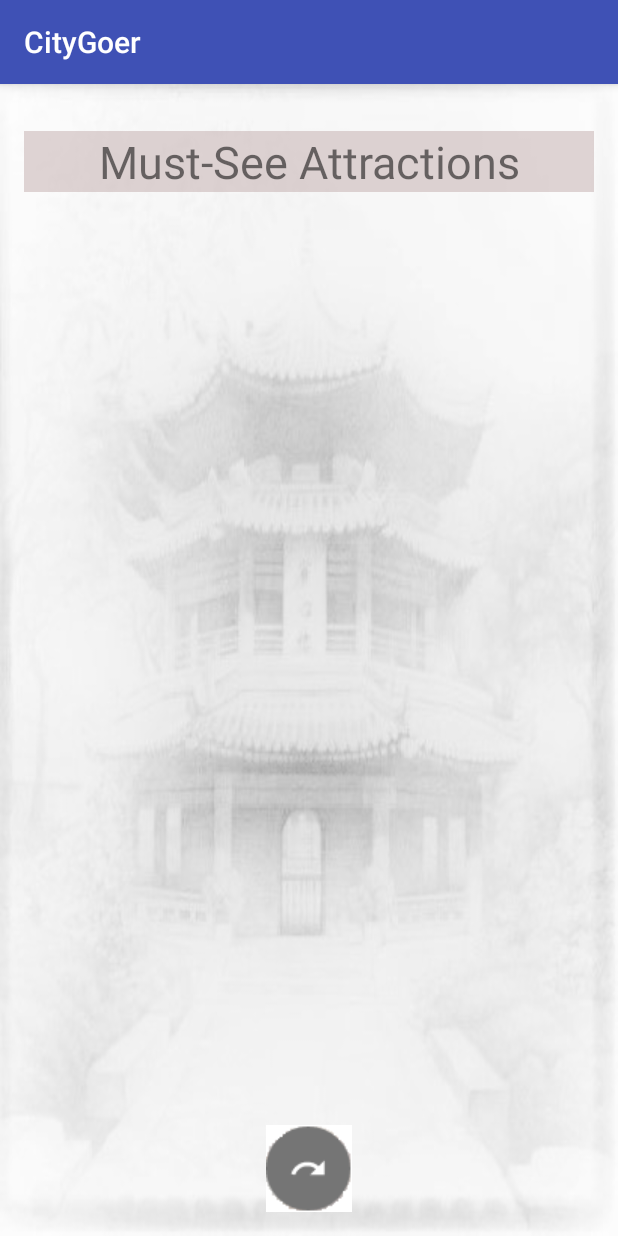
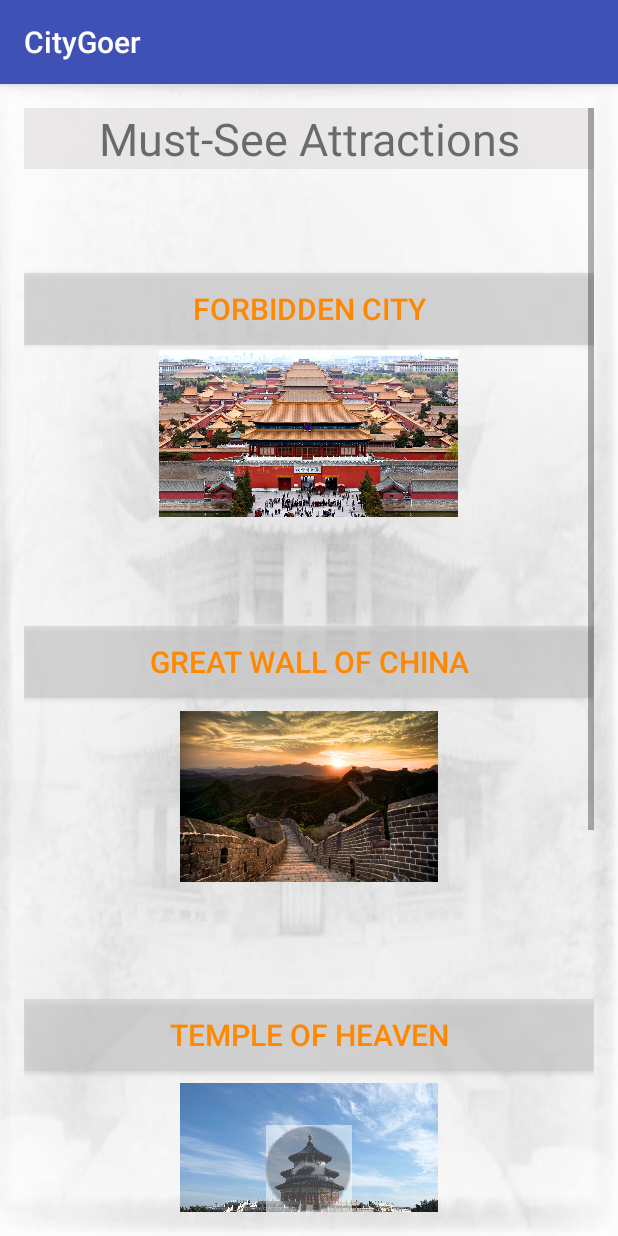
Before and after one commit to paceuniversity/CS3892017team1, an Android app: the attractionActivity screen opened directly, with no data from a screen before it, on a phone screen of 412 x 824 dp. Run offline under Robolectric (Android 15) with nearby library versions, the phone set to English and light mode, and no system bars.

Commit message:
8th Commit:  Attraction activity with  Scroll View, Pictures, nice Buttons

```diff
--- a/app/src/main/res/layout/activity_attraction.xml
+++ b/app/src/main/res/layout/activity_attraction.xml
@@ -12,6 +12,122 @@
     android:paddingTop="@dimen/activity_vertical_margin"
     tools:context="com.example.jacksonhoang.citygoer.MainActivity">
 
+    <ScrollView
+        android:id="@+id/scrollView"
+        android:layout_width="fill_parent"
+        android:layout_height="fill_parent"
+        android:layout_alignParentStart="true"
+        android:layout_centerVertical="true">
+
+        <LinearLayout
+            android:layout_width="match_parent"
+            android:layout_height="match_parent"
+            android:orientation="vertical"
+            android:weightSum="1">
+
+            <TextView
+                android:id="@+id/titleAttractions"
+                android:layout_width="match_parent"
+                android:layout_height="wrap_content"
+
+                android:layout_alignParentStart="true"
+                android:layout_alignParentTop="true"
+                android:background="#80d9d6d6"
+                android:text="Must-See Attractions"
+                android:textAlignment="center"
+                android:textSize="30dp" />
+
+
+            <Button
+                android:id="@+id/forbiddenCity"
+                android:layout_width="match_parent"
+                android:layout_height="wrap_content"
+                android:layout_alignParentStart="true"
+                android:layout_marginTop="69dp"
+                android:background="#80cac7c7"
+                android:text="Forbidden City"
+                android:textColor="#ff8800"
+                android:textSize="20dp" />
+
+            <ImageView
+                android:id="@+id/imageView"
+                android:layout_width="199dp"
+                android:layout_height="118dp"
+                android:layout_gravity="center"
+                app:srcCompat="@drawable/forbiddencity1" />
+
+            <Button
+                android:id="@+id/greatWall"
+                android:layout_width="match_parent"
+                android:layout_height="wrap_content"
+                android:layout_alignParentStart="true"
+                android:layout_marginTop="69dp"
+                android:background="#80cac7c7"
+                android:text="Great Wall of China"
+                android:textColor="#ff8800"
+                android:textSize="20dp" />
+
+            <ImageView
+                android:id="@+id/greatWallView"
+                android:layout_width="172dp"
+                android:layout_height="131dp"
+                android:layout_gravity="center"
+                app:srcCompat="@drawable/greatwallofchina1" />
+
+            <Button
+                android:id="@+id/templeOfHeaven"
+                android:layout_width="match_parent"
+                android:layout_height="wrap_content"
+                android:layout_alignParentStart="true"
+                android:layout_marginTop="69dp"
+                android:background="#80cac7c7"
+                android:text="Temple of Heaven"
+                android:textColor="#ff8800"
+                android:textSize="20dp" />
+
+            <ImageView
+                android:id="@+id/templeOfHeavenView"
+                android:layout_width="172dp"
+                android:layout_height="131dp"
+                android:layout_gravity="center"
+                app:srcCompat="@drawable/templeofheaven1" />
+
+            <Button
+                android:id="@+id/mingTombs"
+                android:layout_width="match_parent"
+                android:layout_height="wrap_content"
+                android:layout_alignParentStart="true"
+                android:layout_marginTop="69dp"
+                android:background="#80cac7c7"
+                android:text="Ming Tombs"
+                android:textColor="#ff8800"
+                android:textSize="20dp" />
+
+            <Button
+                android:id="@+id/capitalMuseum"
+                android:layout_width="match_parent"
+                android:layout_height="wrap_content"
+                android:layout_alignParentStart="true"
+                android:layout_marginTop="69dp"
+                android:background="#80cac7c7"
+                android:text="Capital Museum"
+                android:textColor="#ff8800"
+                android:textSize="20dp" />
+
+            <Button
+                android:id="@+id/summerPalace"
+                android:layout_width="match_parent"
+                android:layout_height="wrap_content"
+                android:layout_alignParentStart="true"
+                android:layout_marginTop="69dp"
+                android:background="#80cac7c7"
+                android:text="Summer Palace"
+                android:textColor="#ff8800"
+                android:textSize="20dp" />
+
+        </LinearLayout>
+    </ScrollView>
+
 
     <ImageButton
         android:id="@+id/returnMain"
@@ -19,21 +135,9 @@
         android:layout_height="wrap_content"
         android:layout_alignParentBottom="true"
         android:layout_centerHorizontal="true"
+        android:alpha=".50"
         android:background="@android:color/transparent"
         android:onClick="mainSelection"
         app:srcCompat="@drawable/backbutton" />
 
-    <TextView
-        android:id="@+id/titleAttractions"
-        android:layout_width="match_parent"
-        android:layout_height="wrap_content"
-        android:layout_alignParentTop="true"
-        android:layout_centerHorizontal="true"
-
-        android:layout_marginTop="15dp"
-        android:background="#80c1acac"
-        android:text="Must-See Attractions"
-        android:textAlignment="center"
-        android:textSize="30dp" />
-
 </RelativeLayout>
--- a/app/src/main/res/layout/activity_food.xml
+++ b/app/src/main/res/layout/activity_food.xml
@@ -19,6 +19,7 @@
         android:layout_height="wrap_content"
         android:layout_alignParentBottom="true"
         android:layout_centerHorizontal="true"
+        android:alpha=".50"
         android:background="@android:color/transparent"
         android:onClick="mainSelection"
         app:srcCompat="@drawable/backbutton" />
@@ -31,7 +32,7 @@
         android:layout_centerHorizontal="true"
 
         android:layout_marginTop="15dp"
-        android:background="#80c1acac"
+        android:background="#80cac7c7"
         android:text="Get Food"
         android:textAlignment="center"
         android:textSize="30dp" />
--- a/app/src/main/res/layout/activity_phrases.xml
+++ b/app/src/main/res/layout/activity_phrases.xml
@@ -19,6 +19,7 @@
         android:layout_height="wrap_content"
         android:layout_alignParentBottom="true"
         android:layout_centerHorizontal="true"
+        android:alpha=".50"
         android:background="@android:color/transparent"
         android:onClick="mainSelection"
         app:srcCompat="@drawable/backbutton" />
@@ -31,7 +32,7 @@
         android:layout_centerHorizontal="true"
 
         android:layout_marginTop="15dp"
-        android:background="#80c1acac"
+        android:background="#80c9c6c6"
         android:text="Learn Mandarin"
         android:textAlignment="center"
         android:textSize="30dp" />
--- a/app/src/main/res/layout/activity_public_transit.xml
+++ b/app/src/main/res/layout/activity_public_transit.xml
@@ -19,6 +19,7 @@
         android:layout_height="wrap_content"
         android:layout_alignParentBottom="true"
         android:layout_centerHorizontal="true"
+        android:alpha=".50"
         android:background="@android:color/transparent"
         android:onClick="mainSelection"
         app:srcCompat="@drawable/backbutton" />
@@ -31,7 +32,7 @@
         android:layout_centerHorizontal="true"
 
         android:layout_marginTop="15dp"
-        android:background="#80c1acac"
+        android:background="#80ccc7c7"
         android:text="Public Transit"
         android:textAlignment="center"
         android:textSize="30dp" />
```
Also changed, not shown: app/src/main/res/drawable/forbiddencity1.jpg (added), app/src/main/res/drawable/greatwallofchina1.jpg (added), app/src/main/res/drawable/templeofheaven1.jpg (added).
